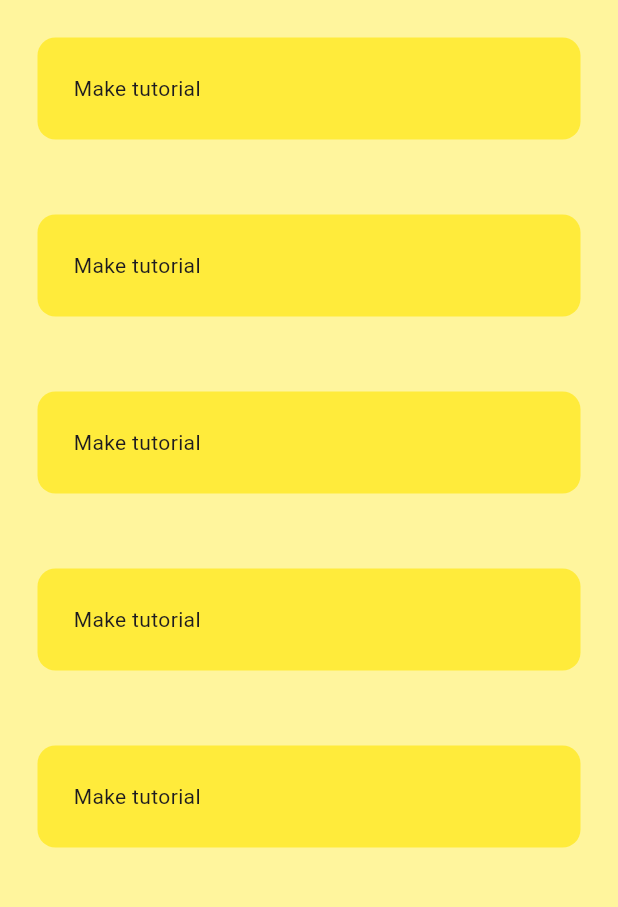
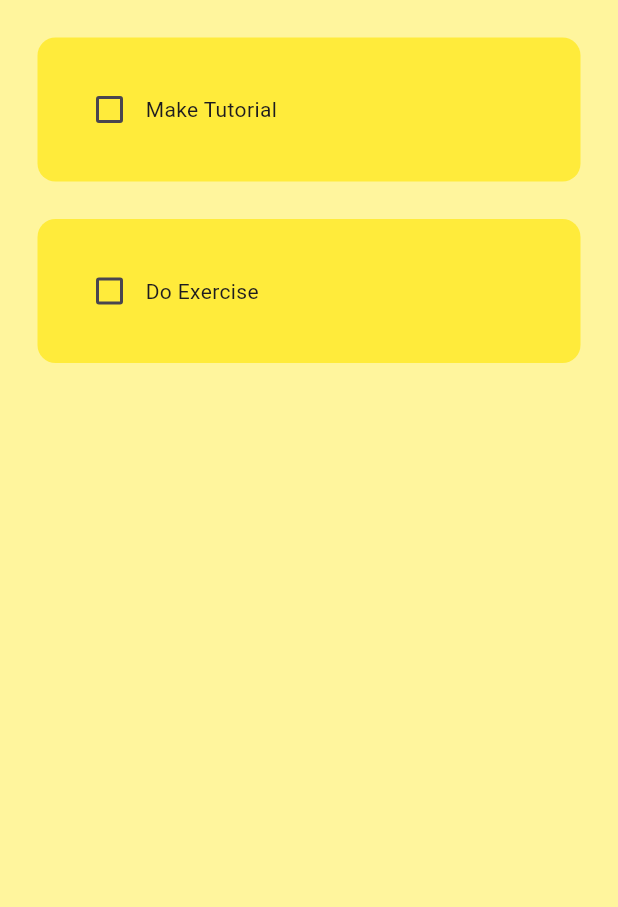
Before and after one commit to josiasmartins/todo_app_flutter, a Flutter app: the screen it shows after launch, on a phone screen of 412 x 824 dp, the part 84-991 px from its top. Run offline on Flutter 3.47's test engine with Material 3 defaults, Android fonts, the phone set to English and light mode, and no system bars.

Commit message:
feature: add task

```diff
--- a/lib/pages/home_page.dart
+++ b/lib/pages/home_page.dart
@@ -9,6 +9,19 @@ class HomePage extends StatefulWidget {
 }
 
 class _HomePageState extends State<HomePage> {
+  // list of todo tasks
+  List todoList = [
+    ["Make Tutorial", false],
+    ["Do Exercise", false]
+  ];
+
+  // checbox was tapped
+  void checkBoxChanged(bool? value, int index) {
+    setState(() {
+      todoList[index][1] = !todoList[index][1];
+    });
+  }
+
   @override
   Widget build(BuildContext context) {
     return Scaffold(
@@ -21,15 +34,14 @@ class _HomePageState extends State<HomePage> {
           ),
           elevation: 0,
         ),
-      body: ListView(
-        children: [
-          ToDoTile(),
-          ToDoTile(),
-          ToDoTile(),
-          ToDoTile(),
-          ToDoTile(),
-        ],
-      ),
-    );
+        body: ListView.builder(
+          itemCount: todoList.length,
+          itemBuilder: (context, index) {
+            return ToDoTile(
+                taskName: todoList[index][0],
+                taskCompleted: todoList[index][1],
+                onChanged: (value) => checkBoxChanged(value, index));
+          },
+        ));
   }
 }
--- a/lib/util/todo_tile.dart
+++ b/lib/util/todo_tile.dart
@@ -1,21 +1,39 @@
 import "package:flutter/material.dart";
 
 class ToDoTile extends StatelessWidget {
-  const ToDoTile({super.key});
+  final String taskName;
+  final bool taskCompleted;
+  Function(bool?)? onChanged;
+
+  ToDoTile(
+      {super.key,
+      required this.taskName,
+      required this.taskCompleted,
+      required this.onChanged});
 
   @override
   Widget build(BuildContext context) {
     return Container(
-      padding: const EdgeInsets.all(25.0),
+      padding: const EdgeInsets.only(left: 25.0, right: 25, top: 25),
       child: Container(
         padding: EdgeInsets.all(24),
         child: Row(
           children: [
             // checbox
-            //Checkbox(value: value, onChanged: onChanged),
+            Checkbox(
+              value: taskCompleted,
+              onChanged: onChanged,
+              activeColor: Colors.black,
+            ),
 
             // task name
-            Text("Make tutorial"),
+            Text(
+              taskName,
+              style: TextStyle(
+                  decoration: taskCompleted
+                      ? TextDecoration.lineThrough
+                      : TextDecoration.none),
+            ),
           ],
         ),
         decoration: BoxDecoration(
```
Lines whose indentation alone changed are shown as unchanged.
